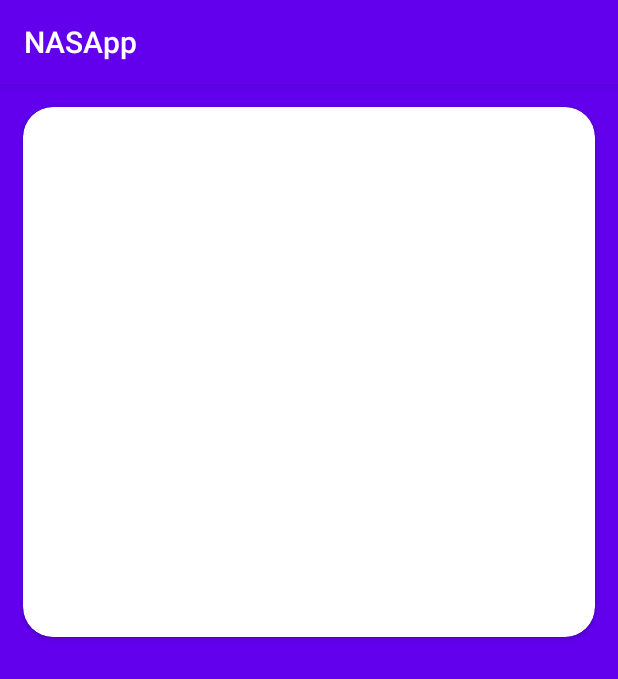
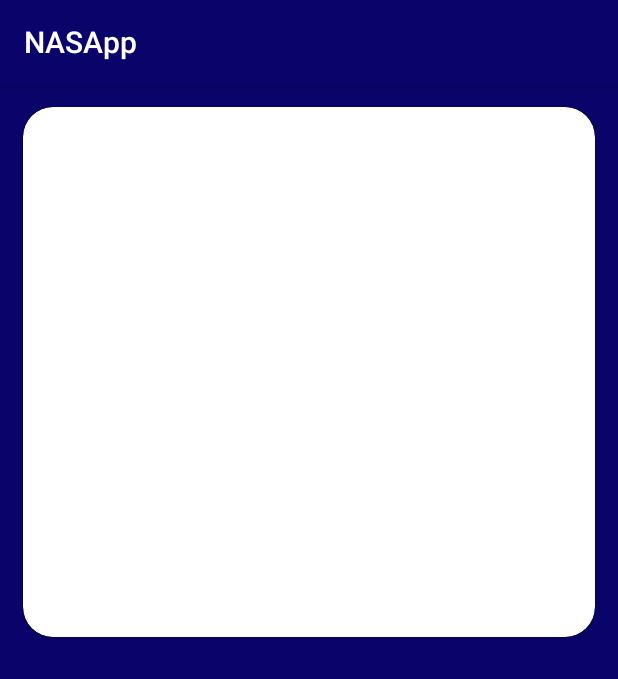
Before and after one commit to ElMKV/NASApp, an Android app: the screen it shows after launch (MainActivity), on a phone screen of 412 x 824 dp. Shown: the top 679 px of the screen. Run offline under Robolectric (Android 15) with nearby library versions, the light colour scheme and no system bars; our stand-ins replace Picasso; pictures from the network do not load; 1 statement that could not run was skipped.

Commit message:
Изменил цвет фона

```diff
--- a/app/src/main/res/values/colors.xml
+++ b/app/src/main/res/values/colors.xml
@@ -1,6 +1,6 @@
 <?xml version="1.0" encoding="utf-8"?>
 <resources>
-    <color name="colorPrimary">#6200EE</color>
+    <color name="colorPrimary">#0A036A</color>
     <color name="colorPrimaryDark">#3700B3</color>
     <color name="colorAccent">#03DAC5</color>
     <color name="colorBackgroundCard">#FFFFFF</color>
```
